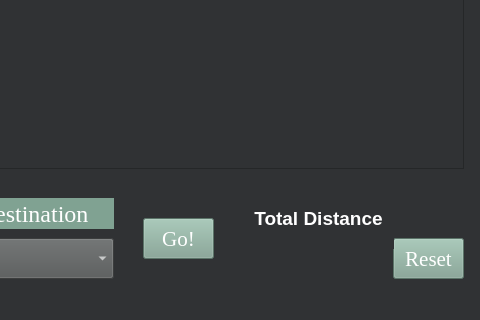
Qt form GUI/MapNavigator/mainwindow.ui (IOI-dot/Map-Navigator) before a commit; both pictures show x 397 to 877 and y 322 to 642 of the 877 by 642 pixel window.
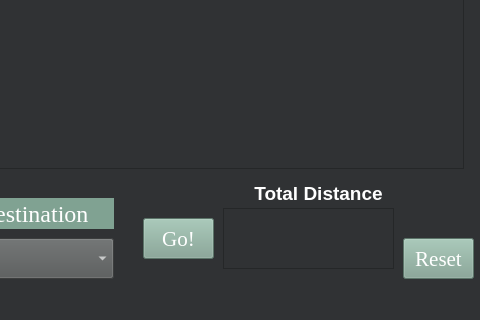
The same form after that commit.

Commit message: Added the spellchecker to ui lol

```diff
--- a/GUI/MapNavigator/mainwindow.ui
+++ b/GUI/MapNavigator/mainwindow.ui
@@ -61,16 +61,16 @@
 color: rgb(255, 255, 255);</string>
     </property>
     <property name="frameShape">
-     <enum>QFrame::Box</enum>
+     <enum>QFrame::Shape::Box</enum>
     </property>
     <property name="frameShadow">
-     <enum>QFrame::Sunken</enum>
+     <enum>QFrame::Shadow::Sunken</enum>
     </property>
     <property name="text">
      <string>Map Navigator </string>
     </property>
     <property name="alignment">
-     <set>Qt::AlignCenter</set>
+     <set>Qt::AlignmentFlag::AlignCenter</set>
     </property>
    </widget>
    <widget class="QComboBox" name="sourcebox">
@@ -124,7 +124,7 @@
      <string>Select destination</string>
     </property>
     <property name="alignment">
-     <set>Qt::AlignCenter</set>
+     <set>Qt::AlignmentFlag::AlignCenter</set>
     </property>
    </widget>
    <widget class="QLabel" name="label_4">
@@ -150,7 +150,7 @@
      <string>Select starting city</string>
     </property>
     <property name="alignment">
-     <set>Qt::AlignCenter</set>
+     <set>Qt::AlignmentFlag::AlignCenter</set>
     </property>
    </widget>
    <widget class="QPushButton" name="go">
@@ -179,7 +179,7 @@
    <widget class="QPushButton" name="reset">
     <property name="geometry">
      <rect>
-      <x>790</x>
+      <x>800</x>
       <y>560</y>
       <width>71</width>
       <height>41</height>
@@ -226,9 +226,9 @@
     <property name="geometry">
      <rect>
       <x>640</x>
-      <y>510</y>
+      <y>500</y>
       <width>151</width>
-      <height>61</height>
+      <height>31</height>
      </rect>
     </property>
     <property name="styleSheet">
@@ -238,6 +238,16 @@
      <string>&lt;html&gt;&lt;head/&gt;&lt;body&gt;&lt;p align=&quot;center&quot;&gt;&lt;span style=&quot; font-size:14pt; font-weight:700;&quot;&gt;Total Distance&lt;/span&gt;&lt;/p&gt;&lt;/body&gt;&lt;/html&gt;</string>
     </property>
    </widget>
+   <widget class="QTextEdit" name="pathLabel">
+    <property name="geometry">
+     <rect>
+      <x>620</x>
+      <y>530</y>
+      <width>171</width>
+      <height>61</height>
+     </rect>
+    </property>
+   </widget>
    <zorder>label_2</zorder>
    <zorder>graphicsView</zorder>
    <zorder>sourcebox</zorder>
@@ -248,6 +258,7 @@
    <zorder>reset</zorder>
    <zorder>quit</zorder>
    <zorder>distance</zorder>
+   <zorder>pathLabel</zorder>
   </widget>
   <widget class="QMenuBar" name="menubar">
    <property name="geometry">
@@ -255,7 +266,7 @@
      <x>0</x>
      <y>0</y>
      <width>877</width>
-     <height>21</height>
+     <height>26</height>
     </rect>
    </property>
   </widget>
```
The commit also changes 6 other files.
